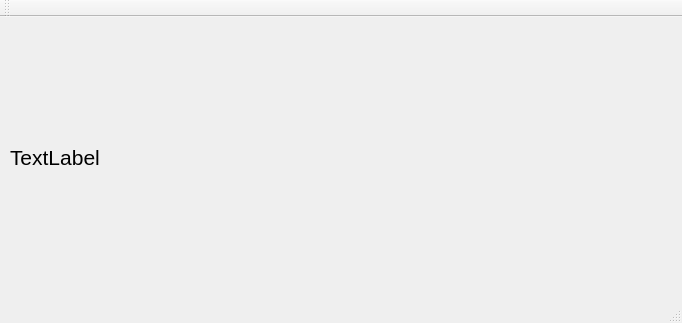
Before: the Qt Designer form tempClient/mainwindow.ui in Skyfligher/DBMS_Project, drawn with Qt 5.
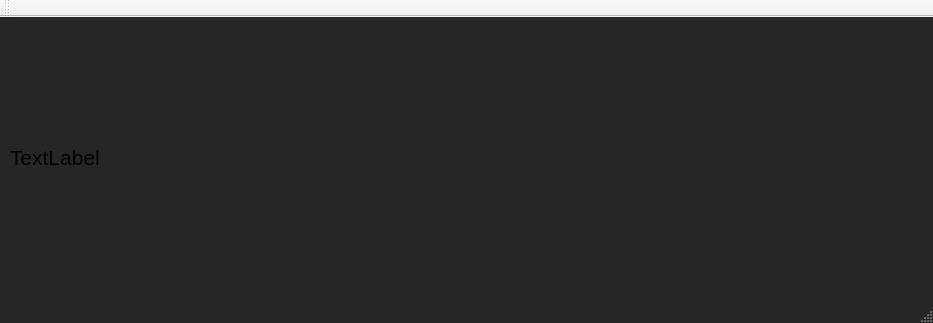
After: the same form once the commit is applied.

Diff of the .ui file:
```diff
--- a/tempClient/mainwindow.ui
+++ b/tempClient/mainwindow.ui
@@ -6,28 +6,470 @@
    <rect>
     <x>0</x>
     <y>0</y>
-    <width>682</width>
+    <width>933</width>
     <height>323</height>
    </rect>
   </property>
+  <property name="palette">
+   <palette>
+    <active>
+     <colorrole role="WindowText">
+      <brush brushstyle="SolidPattern">
+       <color alpha="255">
+        <red>255</red>
+        <green>255</green>
+        <blue>255</blue>
+       </color>
+      </brush>
+     </colorrole>
+     <colorrole role="Button">
+      <brush brushstyle="SolidPattern">
+       <color alpha="255">
+        <red>36</red>
+        <green>38</green>
+        <blue>39</blue>
+       </color>
+      </brush>
+     </colorrole>
+     <colorrole role="Light">
+      <brush brushstyle="SolidPattern">
+       <color alpha="255">
+        <red>54</red>
+        <green>57</green>
+        <blue>58</blue>
+       </color>
+      </brush>
+     </colorrole>
+     <colorrole role="Midlight">
+      <brush brushstyle="SolidPattern">
+       <color alpha="255">
+        <red>45</red>
+        <green>47</green>
+        <blue>48</blue>
+       </color>
+      </brush>
+     </colorrole>
+     <colorrole role="Dark">
+      <brush brushstyle="SolidPattern">
+       <color alpha="255">
+        <red>18</red>
+        <green>19</green>
+        <blue>19</blue>
+       </color>
+      </brush>
+     </colorrole>
+     <colorrole role="Mid">
+      <brush brushstyle="SolidPattern">
+       <color alpha="255">
+        <red>24</red>
+        <green>25</green>
+        <blue>26</blue>
+       </color>
+      </brush>
+     </colorrole>
+     <colorrole role="Text">
+      <brush brushstyle="SolidPattern">
+       <color alpha="255">
+        <red>255</red>
+        <green>255</green>
+        <blue>255</blue>
+       </color>
+      </brush>
+     </colorrole>
+     <colorrole role="BrightText">
+      <brush brushstyle="SolidPattern">
+       <color alpha="255">
+        <red>255</red>
+        <green>255</green>
+        <blue>255</blue>
+       </color>
+      </brush>
+     </colorrole>
+     <colorrole role="ButtonText">
+      <brush brushstyle="SolidPattern">
+       <color alpha="255">
+        <red>255</red>
+        <green>255</green>
+        <blue>255</blue>
+       </color>
+      </brush>
+     </colorrole>
+     <colorrole role="Base">
+      <brush brushstyle="SolidPattern">
+       <color alpha="255">
+        <red>0</red>
+        <green>0</green>
+        <blue>0</blue>
+       </color>
+      </brush>
+     </colorrole>
+     <colorrole role="Window">
+      <brush brushstyle="SolidPattern">
+       <color alpha="255">
+        <red>36</red>
+        <green>38</green>
+        <blue>39</blue>
+       </color>
+      </brush>
+     </colorrole>
+     <colorrole role="Shadow">
+      <brush brushstyle="SolidPattern">
+       <color alpha="255">
+        <red>0</red>
+        <green>0</green>
+        <blue>0</blue>
+       </color>
+      </brush>
+     </colorrole>
+     <colorrole role="AlternateBase">
+      <brush brushstyle="SolidPattern">
+       <color alpha="255">
+        <red>18</red>
+        <green>19</green>
+        <blue>19</blue>
+       </color>
+      </brush>
+     </colorrole>
+     <colorrole role="ToolTipBase">
+      <brush brushstyle="SolidPattern">
+       <color alpha="255">
+        <red>255</red>
+        <green>255</green>
+        <blue>220</blue>
+       </color>
+      </brush>
+     </colorrole>
+     <colorrole role="ToolTipText">
+      <brush brushstyle="SolidPattern">
+       <color alpha="255">
+        <red>0</red>
+        <green>0</green>
+        <blue>0</blue>
+       </color>
+      </brush>
+     </colorrole>
+    </active>
+    <inactive>
+     <colorrole role="WindowText">
+      <brush brushstyle="SolidPattern">
+       <color alpha="255">
+        <red>255</red>
+        <green>255</green>
+        <blue>255</blue>
+       </color>
+      </brush>
+     </colorrole>
+     <colorrole role="Button">
+      <brush brushstyle="SolidPattern">
+       <color alpha="255">
+        <red>36</red>
+        <green>38</green>
+        <blue>39</blue>
+       </color>
+      </brush>
+     </colorrole>
+     <colorrole role="Light">
+      <brush brushstyle="SolidPattern">
+       <color alpha="255">
+        <red>54</red>
+        <green>57</green>
+        <blue>58</blue>
+       </color>
+      </brush>
+     </colorrole>
+     <colorrole role="Midlight">
+      <brush brushstyle="SolidPattern">
+       <color alpha="255">
+        <red>45</red>
+        <green>47</green>
+        <blue>48</blue>
+       </color>
+      </brush>
+     </colorrole>
+     <colorrole role="Dark">
+      <brush brushstyle="SolidPattern">
+       <color alpha="255">
+        <red>18</red>
+        <green>19</green>
+        <blue>19</blue>
+       </color>
+      </brush>
+     </colorrole>
+     <colorrole role="Mid">
+      <brush brushstyle="SolidPattern">
+       <color alpha="255">
+        <red>24</red>
+        <green>25</green>
+        <blue>26</blue>
+       </color>
+      </brush>
+     </colorrole>
+     <colorrole role="Text">
+      <brush brushstyle="SolidPattern">
+       <color alpha="255">
+        <red>255</red>
+        <green>255</green>
+        <blue>255</blue>
+       </color>
+      </brush>
+     </colorrole>
+     <colorrole role="BrightText">
+      <brush brushstyle="SolidPattern">
+       <color alpha="255">
+        <red>255</red>
+        <green>255</green>
+        <blue>255</blue>
+       </color>
+      </brush>
+     </colorrole>
+     <colorrole role="ButtonText">
+      <brush brushstyle="SolidPattern">
+       <color alpha="255">
+        <red>255</red>
+        <green>255</green>
+        <blue>255</blue>
+       </color>
+      </brush>
+     </colorrole>
+     <colorrole role="Base">
+      <brush brushstyle="SolidPattern">
+       <color alpha="255">
+        <red>0</red>
+        <green>0</green>
+        <blue>0</blue>
+       </color>
+      </brush>
+     </colorrole>
+     <colorrole role="Window">
+      <brush brushstyle="SolidPattern">
+       <color alpha="255">
+        <red>36</red>
+        <green>38</green>
+        <blue>39</blue>
+       </color>
+      </brush>
+     </colorrole>
+     <colorrole role="Shadow">
+      <brush brushstyle="SolidPattern">
+       <color alpha="255">
+        <red>0</red>
+        <green>0</green>
+        <blue>0</blue>
+       </color>
+      </brush>
+     </colorrole>
+     <colorrole role="AlternateBase">
+      <brush brushstyle="SolidPattern">
+       <color alpha="255">
+        <red>18</red>
+        <green>19</green>
+        <blue>19</blue>
+       </color>
+      </brush>
+     </colorrole>
+     <colorrole role="ToolTipBase">
+      <brush brushstyle="SolidPattern">
+       <color alpha="255">
+        <red>255</red>
+        <green>255</green>
+        <blue>220</blue>
+       </color>
+      </brush>
+     </colorrole>
+     <colorrole role="ToolTipText">
+      <brush brushstyle="SolidPattern">
+       <color alpha="255">
+        <red>0</red>
+        <green>0</green>
+        <blue>0</blue>
+       </color>
+      </brush>
+     </colorrole>
+    </inactive>
+    <disabled>
+     <colorrole role="WindowText">
+      <brush brushstyle="SolidPattern">
+       <color alpha="255">
+        <red>18</red>
+        <green>19</green>
+        <blue>19</blue>
+       </color>
+      </brush>
+     </colorrole>
+     <colorrole role="Button">
+      <brush brushstyle="SolidPattern">
+       <color alpha="255">
+        <red>36</red>
+        <green>38</green>
+        <blue>39</blue>
+       </color>
+      </brush>
+     </colorrole>
+     <colorrole role="Light">
+      <brush brushstyle="SolidPattern">
+       <color alpha="255">
+        <red>54</red>
+        <green>57</green>
+        <blue>58</blue>
+       </color>
+      </brush>
+     </colorrole>
+     <colorrole role="Midlight">
+      <brush brushstyle="SolidPattern">
+       <color alpha="255">
+        <red>45</red>
+        <green>47</green>
+        <blue>48</blue>
+       </color>
+      </brush>
+     </colorrole>
+     <colorrole role="Dark">
+      <brush brushstyle="SolidPattern">
+       <color alpha="255">
+        <red>18</red>
+        <green>19</green>
+        <blue>19</blue>
+       </color>
+      </brush>
+     </colorrole>
+     <colorrole role="Mid">
+      <brush brushstyle="SolidPattern">
+       <color alpha="255">
+        <red>24</red>
+        <green>25</green>
+        <blue>26</blue>
+       </color>
+      </brush>
+     </colorrole>
+     <colorrole role="Text">
+      <brush brushstyle="SolidPattern">
+       <color alpha="255">
+        <red>18</red>
+        <green>19</green>
+        <blue>19</blue>
+       </color>
+      </brush>
+     </colorrole>
+     <colorrole role="BrightText">
+      <brush brushstyle="SolidPattern">
+       <color alpha="255">
+        <red>255</red>
+        <green>255</green>
+        <blue>255</blue>
+       </color>
+      </brush>
+     </colorrole>
+     <colorrole role="ButtonText">
+      <brush brushstyle="SolidPattern">
+       <color alpha="255">
+        <red>18</red>
+        <green>19</green>
+        <blue>19</blue>
+       </color>
+      </brush>
+     </colorrole>
+     <colorrole role="Base">
+      <brush brushstyle="SolidPattern">
+       <color alpha="255">
+        <red>36</red>
+        <green>38</green>
+        <blue>39</blue>
+       </color>
+      </brush>
+     </colorrole>
+     <colorrole role="Window">
+      <brush brushstyle="SolidPattern">
+       <color alpha="255">
+        <red>36</red>
+        <green>38</green>
+        <blue>39</blue>
+       </color>
+      </brush>
+     </colorrole>
+     <colorrole role="Shadow">
+      <brush brushstyle="SolidPattern">
+       <color alpha="255">
+        <red>0</red>
+        <green>0</green>
+        <blue>0</blue>
+       </color>
+      </brush>
+     </colorrole>
+     <colorrole role="AlternateBase">
+      <brush brushstyle="SolidPattern">
+       <color alpha="255">
+        <red>36</red>
+        <green>38</green>
+        <blue>39</blue>
+       </color>
+      </brush>
+     </colorrole>
+     <colorrole role="ToolTipBase">
+      <brush brushstyle="SolidPattern">
+       <color alpha="255">
+        <red>255</red>
+        <green>255</green>
+        <blue>220</blue>
+       </color>
+      </brush>
+     </colorrole>
+     <colorrole role="ToolTipText">
+      <brush brushstyle="SolidPattern">
+       <color alpha="255">
+        <red>0</red>
+        <green>0</green>
+        <blue>0</blue>
+       </color>
+      </brush>
+     </colorrole>
+    </disabled>
+   </palette>
+  </property>
   <property name="windowTitle">
    <string>MainWindow</string>
   </property>
+  <property name="styleSheet">
+   <string notr="true">QPushButton {
+	background-color: rgb(100, 100, 100);
+}
+QLineEdit{
+	color: rgb(255, 255, 255);
+	background-color: rgb(100, 100, 100);
+	
+}</string>
+  </property>
   <widget class="QWidget" name="centralWidget">
    <widget class="QLabel" name="label">
     <property name="geometry">
      <rect>
       <x>10</x>
       <y>90</y>
-      <width>661</width>
+      <width>831</width>
       <height>101</height>
      </rect>
     </property>
+    <property name="palette">
+     <palette>
+      <active/>
+      <inactive/>
+      <disabled/>
+     </palette>
+    </property>
     <property name="font">
      <font>
       <pointsize>16</pointsize>
      </font>
     </property>
+    <property name="styleSheet">
+     <string notr="true">QPushButton {
+	background-color: rgb(100, 100, 100);
+}
+QLineEdit{
+	color: rgb(255, 255, 255);
+	background-color: rgb(100, 100, 100);
+	
+}</string>
+    </property>
     <property name="text">
      <string>TextLabel</string>
     </property>
```
Left out of the diff: 4 changed lines with no effect on the pictures.
